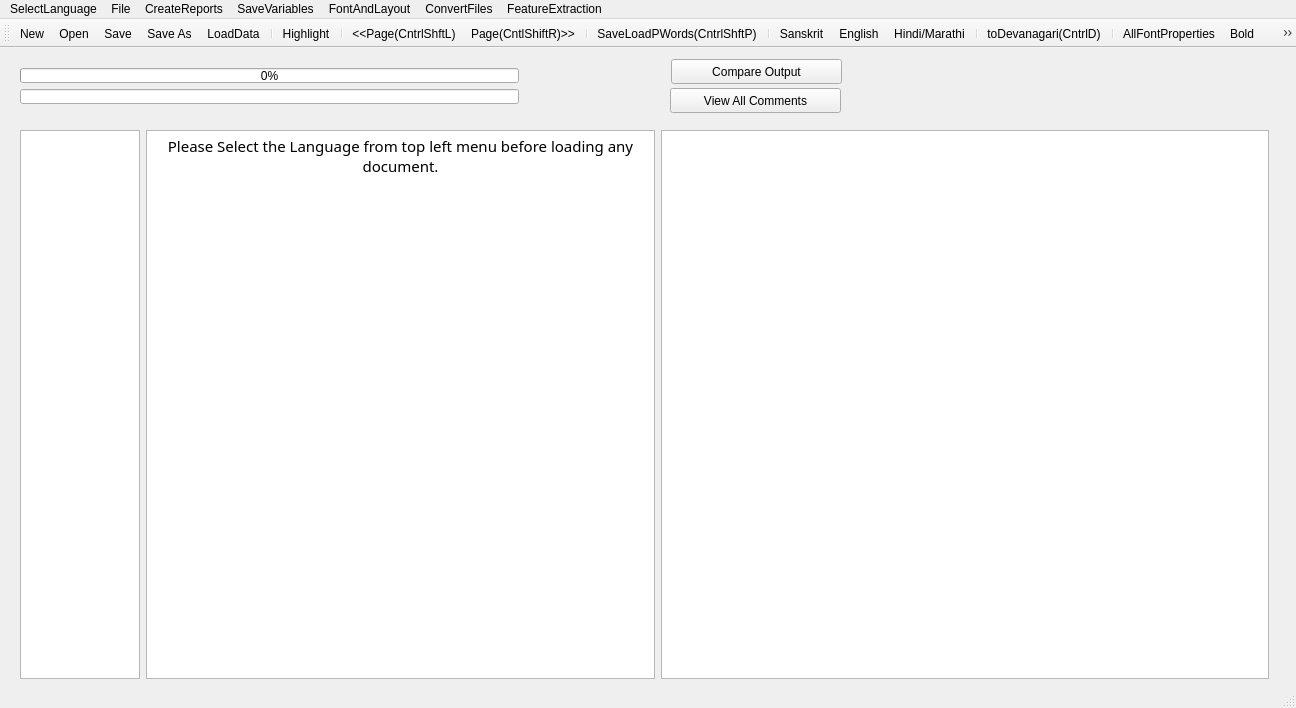
Before: the Qt Designer form FrameWorkCode/mainwindow.ui in hardik-ajmani/OpenOCRCorrect-Release, drawn with Qt 5.
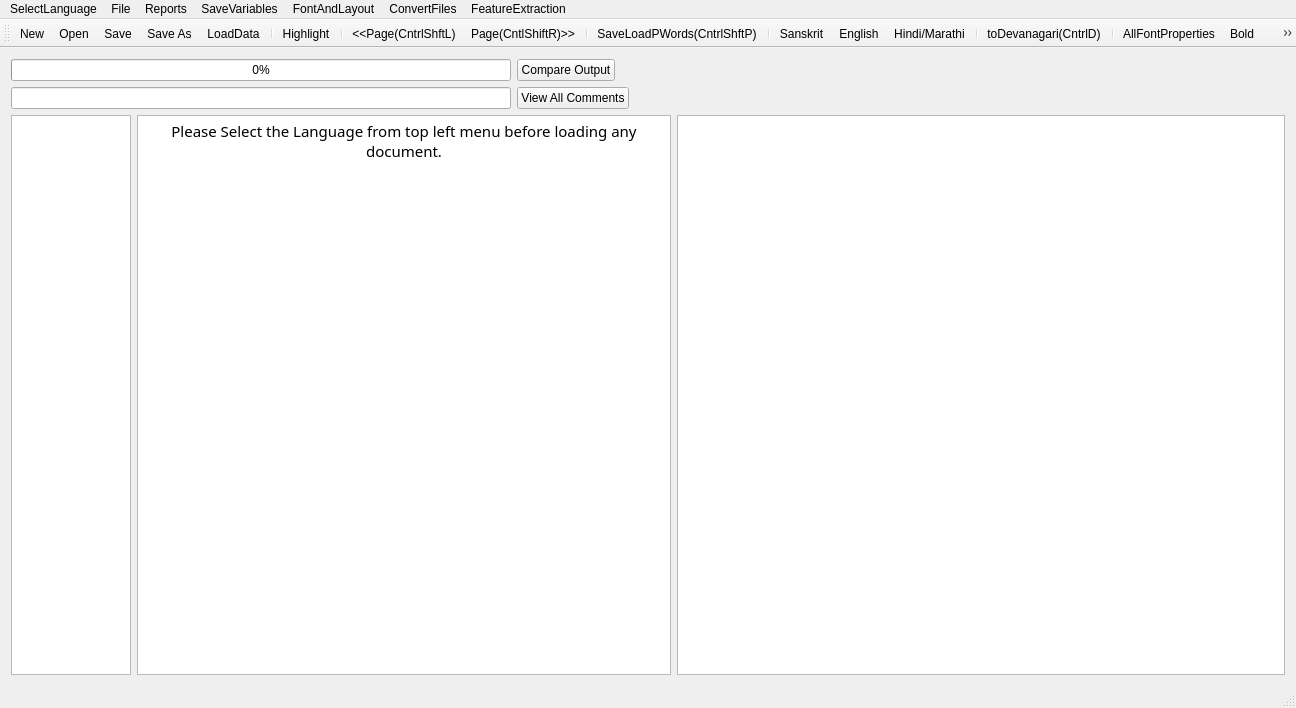
After: the same form once the commit is applied. Icons and pictures are not drawn.

Diff of the .ui file:
```diff
--- a/FrameWorkCode/mainwindow.ui
+++ b/FrameWorkCode/mainwindow.ui
@@ -17,15 +17,97 @@
    <string>MainWindow</string>
   </property>
   <widget class="QWidget" name="centralWidget">
-   <widget class="QWidget" name="layoutWidget">
-    <property name="geometry">
-     <rect>
-      <x>9</x>
-      <y>71</y>
-      <width>1271</width>
-      <height>571</height>
-     </rect>
-    </property>
+   <layout class="QVBoxLayout" name="verticalLayout_3">
+    <item>
+     <layout class="QHBoxLayout" name="horizontalLayout_4">
+      <item>
+       <layout class="QVBoxLayout" name="verticalLayout_2">
+        <item>
+         <widget class="QProgressBar" name="progressBar">
+          <property name="maximumSize">
+           <size>
+            <width>500</width>
+            <height>16777215</height>
+           </size>
+          </property>
+          <property name="value">
+           <number>0</number>
+          </property>
+          <property name="alignment">
+           <set>Qt::AlignRight|Qt::AlignTrailing|Qt::AlignVCenter</set>
+          </property>
+         </widget>
+        </item>
+        <item>
+         <widget class="QLineEdit" name="lineEdit">
+          <property name="maximumSize">
+           <size>
+            <width>500</width>
+            <height>16777215</height>
+           </size>
+          </property>
+         </widget>
+        </item>
+       </layout>
+      </item>
+      <item>
+       <layout class="QVBoxLayout" name="verticalLayout">
+        <item>
+         <layout class="QHBoxLayout" name="horizontalLayout_2">
+          <item>
+           <widget class="QPushButton" name="pushButton_3">
+            <property name="toolTip">
+             <string>&lt;html&gt;&lt;head/&gt;&lt;body&gt;&lt;p&gt;&lt;span style=&quot; font-weight:600;&quot;&gt;Open any file in CorrectorOutput Folder to view Changes made.&lt;/span&gt;&lt;/p&gt;&lt;/body&gt;&lt;/html&gt;</string>
+            </property>
+            <property name="text">
+             <string>Compare Output</string>
+            </property>
+           </widget>
+          </item>
+          <item>
+           <spacer name="horizontalSpacer">
+            <property name="orientation">
+             <enum>Qt::Horizontal</enum>
+            </property>
+            <property name="sizeHint" stdset="0">
+             <size>
+              <width>40</width>
+              <height>20</height>
+             </size>
+            </property>
+           </spacer>
+          </item>
+         </layout>
+        </item>
+        <item>
+         <layout class="QHBoxLayout" name="horizontalLayout_3">
+          <item>
+           <widget class="QPushButton" name="viewallcomments">
+            <property name="text">
+             <string>View All Comments</string>
+            </property>
+           </widget>
+          </item>
+          <item>
+           <spacer name="horizontalSpacer_2">
+            <property name="orientation">
+             <enum>Qt::Horizontal</enum>
+            </property>
+            <property name="sizeHint" stdset="0">
+             <size>
+              <width>40</width>
+              <height>20</height>
+             </size>
+            </property>
+           </spacer>
+          </item>
+         </layout>
+        </item>
+       </layout>
+      </item>
+     </layout>
+    </item>
+    <item>
     <layout class="QHBoxLayout" name="horizontalLayout">
      <item>
       <widget class="QTextEdit" name="textEdit">
@@ -120,74 +202,8 @@
       </widget>
      </item>
     </layout>
-   </widget>
-   <widget class="QWidget" name="layoutWidget">
-    <property name="geometry">
-     <rect>
-      <x>9</x>
-      <y>9</y>
-      <width>521</width>
-      <height>58</height>
-     </rect>
-    </property>
-    <layout class="QVBoxLayout" name="verticalLayout_2">
-     <item>
-      <widget class="QProgressBar" name="progressBar">
-       <property name="maximumSize">
-        <size>
-         <width>500</width>
-         <height>16777215</height>
-        </size>
-       </property>
-       <property name="value">
-        <number>0</number>
-       </property>
-       <property name="alignment">
-        <set>Qt::AlignRight|Qt::AlignTrailing|Qt::AlignVCenter</set>
-       </property>
-      </widget>
-     </item>
-     <item>
-      <widget class="QLineEdit" name="lineEdit">
-       <property name="maximumSize">
-        <size>
-         <width>500</width>
-         <height>16777215</height>
-        </size>
-       </property>
-      </widget>
-     </item>
-    </layout>
-   </widget>
-   <widget class="QPushButton" name="pushButton_3">
-    <property name="geometry">
-     <rect>
-      <x>671</x>
-      <y>11</y>
-      <width>171</width>
-      <height>25</height>
-     </rect>
-    </property>
-    <property name="toolTip">
-     <string>&lt;html&gt;&lt;head/&gt;&lt;body&gt;&lt;p&gt;&lt;span style=&quot; font-weight:600;&quot;&gt;Open any file in CorrectorOutput Folder to view Changes made.&lt;/span&gt;&lt;/p&gt;&lt;/body&gt;&lt;/html&gt;</string>
-    </property>
-    <property name="text">
-     <string>Compare Output</string>
-    </property>
-   </widget>
-   <widget class="QPushButton" name="viewallcomments">
-    <property name="geometry">
-     <rect>
-      <x>670</x>
-      <y>40</y>
-      <width>171</width>
-      <height>25</height>
-     </rect>
-    </property>
-    <property name="text">
-     <string>View All Comments</string>
-    </property>
-   </widget>
+    </item>
+   </layout>
   </widget>
   <widget class="QMenuBar" name="menuBar">
    <property name="geometry">
@@ -223,7 +239,7 @@
    </widget>
    <widget class="QMenu" name="menuCreateReports">
     <property name="title">
-     <string>CreateReports</string>
+     <string>Reports</string>
     </property>
     <addaction name="actionCreateBest2OCR"/>
     <addaction name="actionCreateSuggestionLog"/>
```
Left out of the diff: 6 changed lines with no effect on the pictures. Lines whose indentation alone changed are shown as unchanged.
